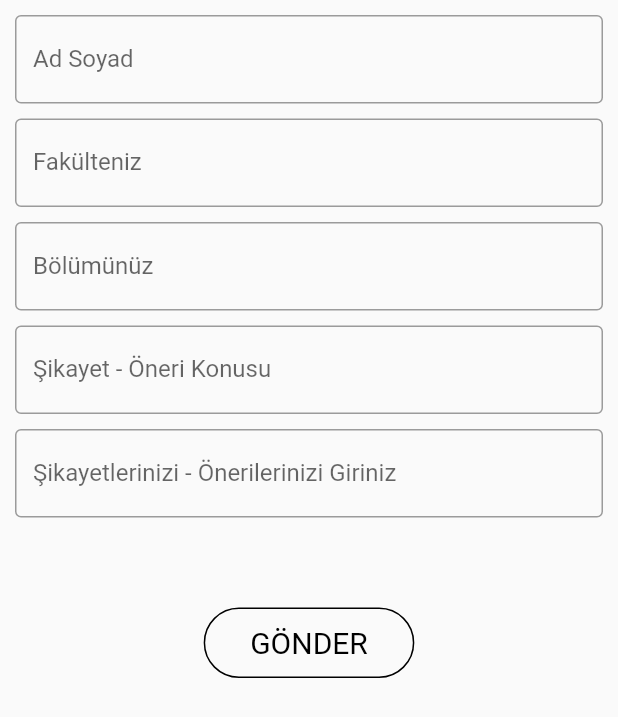
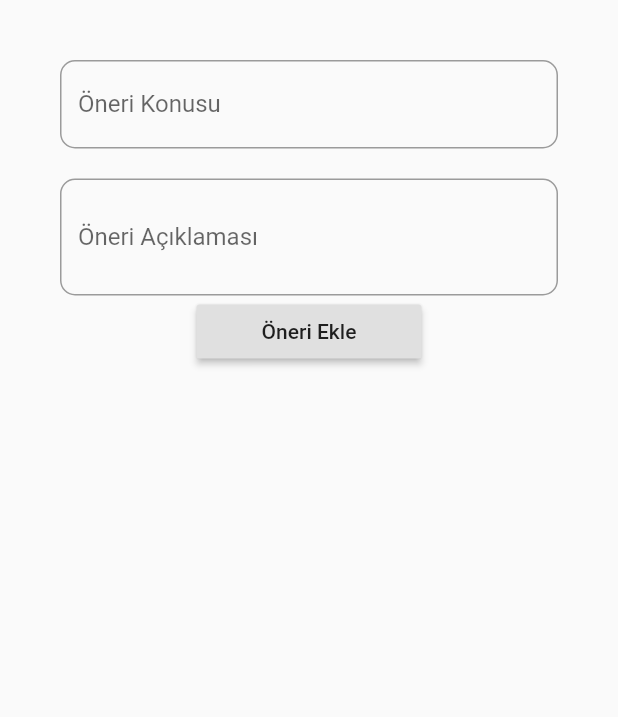
Before and after one commit to Asena223/Flutter_University_Verse, a Flutter app: the OneriForm screen opened directly, on a phone screen of 412 x 824 dp. Shown: the top 717 px of the screen. Run offline on Flutter 3.47's test engine with Material 2 defaults, Android fonts, the light colour scheme and no system bars; our stand-ins replace cloud_firestore, firebase_core, firebase_storage, flutter_image_slideshow, fluttertoast, image_picker; accounts and stored records are empty; Roboto replaces fonts that are missing (Georgia).

Commit message:
gÜncelleme

```diff
--- a/lib/pages/link_pages/ogrenci_onerileri_giris.dart
+++ b/lib/pages/link_pages/ogrenci_onerileri_giris.dart
@@ -1,4 +1,4 @@
-import 'package:bitirme_deneme_5/pages/link_pages/oneri_listesi.dart';
+import 'package:cloud_firestore/cloud_firestore.dart';
 import 'package:flutter/cupertino.dart';
 import 'package:flutter/material.dart';
 
@@ -17,94 +17,93 @@ class Oneriler extends StatelessWidget {
           backgroundColor: Color.fromARGB(175, 1, 1, 120),
           title: const Text(appTitle),
         ),
-        body: const OneriForm(),
+        body: OneriForm(),
       ),
     );
   }
 }
 
 class OneriForm extends StatefulWidget {
-  const OneriForm({Key? key}) : super(key: key);
-
   @override
   _OneriFormState createState() => _OneriFormState();
 }
 
 class _OneriFormState extends State<OneriForm> {
+  TextEditingController s1 = TextEditingController();
+  TextEditingController s2 = TextEditingController();
+
+  var gelenYaziBasligi = "";
+  var gelenYaziIcerigi = "";
+
+  yaziEkle() {
+    FirebaseFirestore.instance
+        .collection("Oneriler")
+        .doc(s1.text)
+        .set({'konu': s1.text, 'oneri': s2.text}).whenComplete(
+            () => print("Oneri Eklendi"));
+  }
+
   @override
   Widget build(BuildContext context) {
-    return Padding(
-      padding: const EdgeInsets.all(10.0),
+    return Scaffold(
+      // appBar: AppBar(
+      //   backgroundColor: Colors.indigo,
+      //   title: Text('Devamsızlık Ekleme'),
+      // ),
+      body: SingleChildScrollView(
         child: Container(
-        child: SingleChildScrollView(
+          margin: EdgeInsets.all(40),
+          child: Center(
             child: Column(
               children: [
                 TextField(
+                  controller: s1,
                   decoration: InputDecoration(
-                    border: OutlineInputBorder(), labelText: 'Ad Soyad'),
+                      labelText: 'Öneri Konusu',
+                      border: OutlineInputBorder(
+                        borderRadius: BorderRadius.circular(10.0),
+                      )),
                 ),
+                SizedBox(height: 20),
+                TextField(
+                  minLines: 2,
+                  maxLines: 5,
+                  controller: s2,
+                  decoration: InputDecoration(
+                      labelText: 'Öneri Açıklaması',
+                      border: OutlineInputBorder(
+                        borderRadius: BorderRadius.circular(10.0),
+                      )),
+                ),
+                Column(
+                  children: [
                     SizedBox(
-                height: 10,
+                        width: 150,
+                        child: RaisedButton(
+                            child: Text("Öneri Ekle"), onPressed: yaziEkle)),
+
+                    // SizedBox(
+                    //   width: 167,
+                    //   child: RaisedButton(
+                    //       child: Text("Devamsızlık Güncelle"),
+                    //       onPressed: yaziGuncelle),
+                    // ),
+                    // RaisedButton(
+                    //     child: Text("Devamsızlığım"), onPressed: yaziGetir),
+                  ],
                 ),
-              TextField(
-                decoration: InputDecoration(
-                  border: OutlineInputBorder(),
-                  labelText: 'Fakülteniz',
+                ListTile(
+                  title: Text(
+                    gelenYaziBasligi,
+                    style: TextStyle(
+                        fontWeight: FontWeight.bold,
+                        fontSize: 17,
+                        fontFamily: 'Georgia'),
                   ),
-              ),
-              SizedBox(
-                height: 10,
-              ),
-              TextField(
-                decoration: InputDecoration(
-                  border: OutlineInputBorder(),
-                  labelText: 'Bölümünüz',
-                ),
-              ),
-              SizedBox(
-                height: 10,
-              ),
-              TextField(
-                decoration: InputDecoration(
-                  border: OutlineInputBorder(),
-                  labelText: 'Şikayet - Öneri Konusu',
-                ),
-              ),
-              SizedBox(
-                height: 10,
-              ),
-              TextField(
-                  decoration: InputDecoration(
-                      border: OutlineInputBorder(),
-                      labelText: 'Şikayetlerinizi - Önerilerinizi Giriniz')),
-              SizedBox(
-                height: 60,
-              ),
-              InkWell(
-                onTap: () {
-                  Navigator.push(context,
-                      MaterialPageRoute(builder: (context) => Liste()));
-                },
-                child: Container(
-                  padding: EdgeInsets.symmetric(vertical: 6),
-                  decoration: BoxDecoration(
-                      border: Border.all(color: Colors.black, width: 1),
-                      //color: colorPrimaryShade,
-                      borderRadius: BorderRadius.all(Radius.circular(30))),
-                  child: Padding(
-                    padding: const EdgeInsets.fromLTRB(30, 5, 30, 5),
-                    child: Text(
-                      "GÖNDER",
-                      style: TextStyle(
-                        color: Colors.black,
-                        fontSize: 20,
-                        fontFamily: 'Georgia',
-                      ),
-                    ),
-                  ),
-                ),
+                  subtitle: Text(gelenYaziIcerigi),
                 )
               ],
+            ),
           ),
         ),
       ),
```
Also changed, not shown: lib/pages/link_pages/derslikler.dart (added, +88 -0 lines), lib/pages/link_pages/oneri_listesi.dart (+43 -32 lines). Lines whose indentation alone changed are shown as unchanged.
